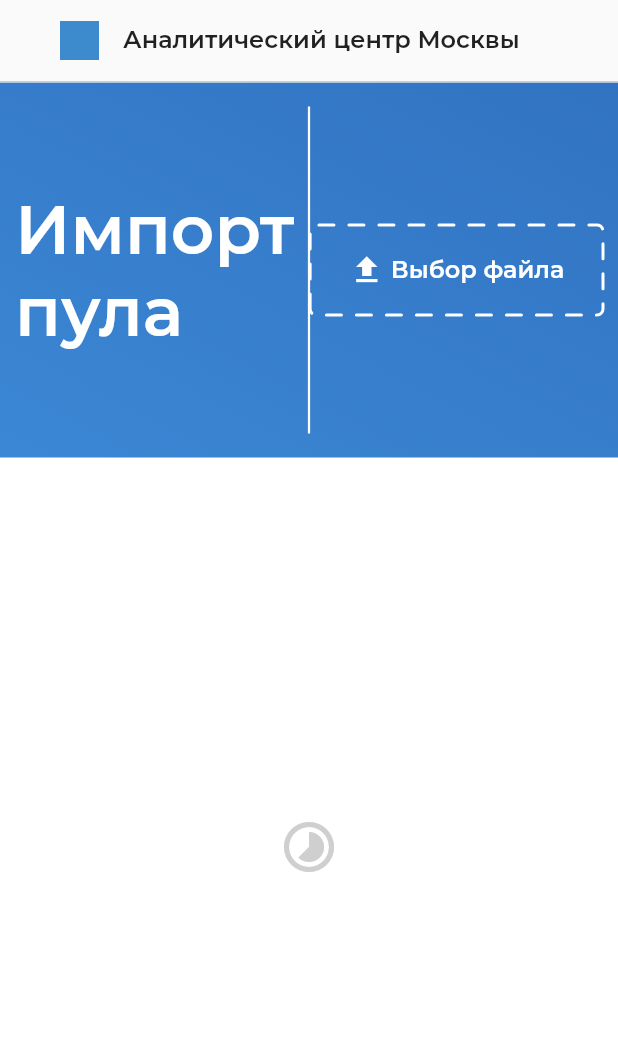
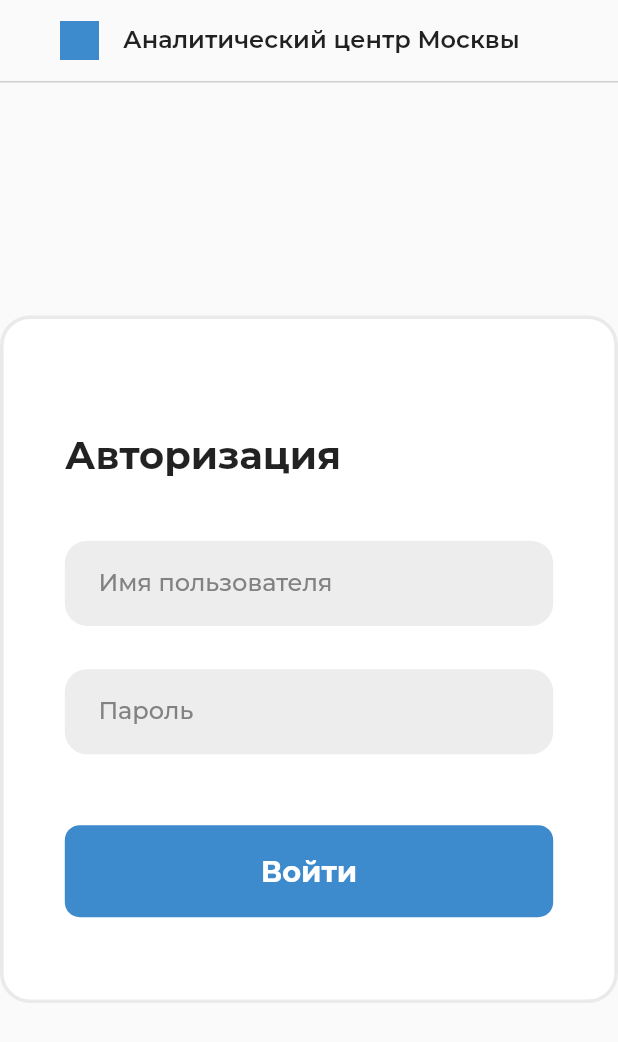
Before and after one commit to Vsageev/mos-estate, a Flutter app: the screen it shows after launch, on a phone screen of 412 x 824 dp. Shown: the top 1042 px of the screen. Run offline on Flutter 3.47's test engine with Material 2 defaults, Android fonts, the phone set to English and light mode, and no system bars; drawn by our look-alikes of dotted_border; our stand-ins replace bloc, file_picker, flutter_bloc, google_maps_flutter, sliver_tools; missing offline and left inert: excel; project files that could hold a hidden picture were left out.

Commit message:
-added login page

```diff
--- /dev/null
+++ b/lib/pages/login/login_cubit.dart
@@ -0,0 +1,14 @@
+import 'package:bloc/bloc.dart';
+import 'package:meta/meta.dart';
+
+part 'login_state.dart';
+
+class LoginCubit extends Cubit<LoginState> {
+  LoginCubit() : super(LoginInitial());
+
+  SendData() {
+  return [];
+  }
+
+
+}
--- /dev/null
+++ b/lib/pages/login/login_page.dart
@@ -0,0 +1,64 @@
+import 'package:flutter/material.dart';
+import 'package:flutter_bloc/flutter_bloc.dart';
+import 'package:mos_estate/pages/login/login_cubit.dart';
+import 'package:mos_estate/shared/widget/auth_text_form.dart';
+import 'package:mos_estate/shared/widget/button.dart';
+import 'package:mos_estate/shared/widget/navigated_page.dart';
+import 'package:mos_estate/shared/widget/submitable_text_form.dart';
+
+class LoginPage extends StatelessWidget {
+  LoginPage({super.key});
+
+  final username = TextEditingController();
+  final password = TextEditingController();
+
+  @override
+  Widget build(BuildContext context) {
+    return BlocBuilder<LoginCubit, LoginState>(builder: (context, state) {
+      return NavigatedPage(
+          body: Container(
+        child: Center(
+          child: Container(
+            width: 452.8,
+            height: 458.4,
+            decoration: BoxDecoration(
+              color: Colors.white,
+              border: Border.all(
+                color: const Color.fromRGBO(234, 234, 234, 1),
+                width: 2.4
+              ),
+              borderRadius: BorderRadius.circular(20),
+            ),
+            child: Padding(
+              padding: const EdgeInsets.symmetric(horizontal: 40.8),
+              child: Column(children: [
+                const SizedBox(
+                  height: 75.2,
+                ),
+                Row(
+                  children: const [
+                    const Text(
+                      "Авторизация",
+                      style: const TextStyle(
+                        fontWeight:  FontWeight.w700,
+                        fontSize: 25.6,
+                      ),
+                    ),
+                    Spacer(),
+                  ],
+                ),
+                const SizedBox(height: 41.6),
+                const AuthTextForm(hint: "Имя пользователя"),
+                const SizedBox(height: 28.8),
+                const AuthTextForm(hint: "Пароль"),
+                const SizedBox(height: 47.2),
+                Button(child: Center(child: Text("Войти", style: TextStyle(color: Colors.white, fontWeight: FontWeight.w700, fontSize: 19.2),)), onTap: (){}, width: double.infinity, padding: EdgeInsets.symmetric(vertical: 19.2),),
+
+              ]),
+            ),
+          ),
+        ),
+      ));
+    });
+  }
+}
--- /dev/null
+++ b/lib/pages/login/login_state.dart
@@ -0,0 +1,6 @@
+part of 'login_cubit.dart';
+
+@immutable
+abstract class LoginState {}
+
+class LoginInitial extends LoginState {}
--- a/lib/pages/startup/startup_page.dart
+++ b/lib/pages/startup/startup_page.dart
@@ -2,17 +2,28 @@ import 'package:flutter/material.dart';
 import 'package:mos_estate/pages/import/import_cubit.dart';
 import 'package:mos_estate/pages/import/import_page.dart';
 import 'package:flutter_bloc/flutter_bloc.dart';
+import 'package:mos_estate/pages/login/login_cubit.dart';
+import 'package:mos_estate/pages/login/login_page.dart';
 
 class StartupPage extends StatelessWidget {
   const StartupPage({super.key});
 
   _navigate(BuildContext context) {
-    Navigator.push(
+    // Navigator.push(
+    //   context,
+    //   MaterialPageRoute(
+    //     builder: (d) => BlocProvider(
+    //       create: (context) => ImportCubit(),
+    //       child: const ImportPage(),
+    //     ),
+    //   ),
+    // );
+     Navigator.push(
       context,
       MaterialPageRoute(
         builder: (d) => BlocProvider(
-          create: (context) => ImportCubit(),
-          child: const ImportPage(),
+          create: (context) => LoginCubit(),
+          child: LoginPage(),
         ),
       ),
     );
--- /dev/null
+++ b/lib/shared/widget/auth_text_form.dart
@@ -0,0 +1,38 @@
+import 'package:flutter/material.dart';
+import 'package:mos_estate/shared/constants/colors.dart';
+
+class AuthTextForm extends StatelessWidget {
+  const AuthTextForm({Key? key, required this.hint})
+      : super(key: key);
+
+  final String hint;
+
+  @override
+  Widget build(BuildContext context) {
+    return Container(
+      decoration: BoxDecoration(
+        color: CustomColors.searchbar,
+        borderRadius: BorderRadius.circular(15),
+      ),
+      child: Row(
+        children: [
+          Expanded(
+            child: TextField(
+              maxLines: 1,
+              style: TextStyle(fontSize: 16, color: CustomColors.text, fontWeight: FontWeight.w500),
+              decoration: InputDecoration(
+                isDense: true,
+                contentPadding: const EdgeInsets.only(left: 22.4, bottom: 18.4, top: 18.4),
+                hintText: hint,
+                hintStyle: const TextStyle(
+                  color: Color.fromRGBO(130, 130, 130, 1),
+                ),
+                border: InputBorder.none,
+              ),
+            ),
+          ),
+        ],
+      ),
+    );
+  }
+}
```
Also changed, not shown: 1 other file.
